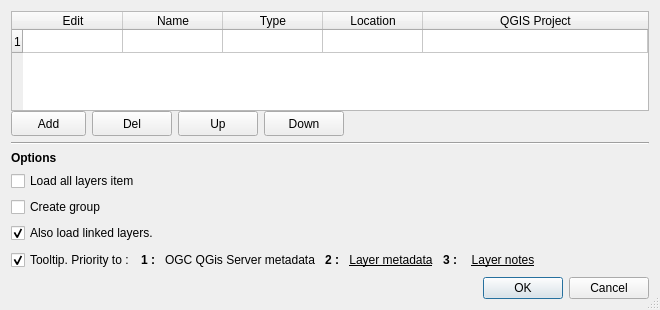
Before: the Qt Designer form menu_from_project/ui/conf_dialog.ui in xcaeag/MenuFromProject-Qgis-Plugin, drawn with Qt 5.
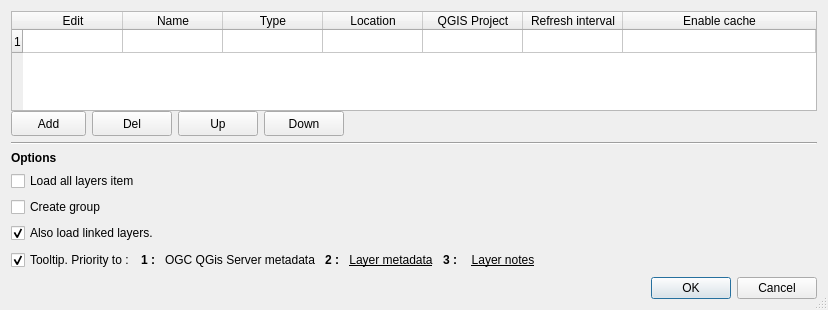
After: the same form once the commit is applied. Icons and pictures are not drawn.

Commit message: feat(cache): add config in settings

Diff of the .ui file:
```diff
--- a/menu_from_project/ui/conf_dialog.ui
+++ b/menu_from_project/ui/conf_dialog.ui
@@ -9,7 +9,7 @@
    <rect>
     <x>0</x>
     <y>0</y>
-    <width>660</width>
+    <width>828</width>
     <height>310</height>
    </rect>
   </property>
@@ -98,7 +98,7 @@
         <number>1</number>
        </property>
        <property name="columnCount">
-        <number>5</number>
+        <number>7</number>
        </property>
        <attribute name="horizontalHeaderVisible">
         <bool>true</bool>
@@ -147,6 +147,16 @@
          <string>QGIS Project</string>
         </property>
        </column>
+       <column>
+        <property name="text">
+         <string>Refresh interval</string>
+        </property>
+       </column>
+       <column>
+        <property name="text">
+         <string>Enable cache</string>
+        </property>
+       </column>
       </widget>
      </item>
     </layout>
```
The commit also changes 6 other files.
